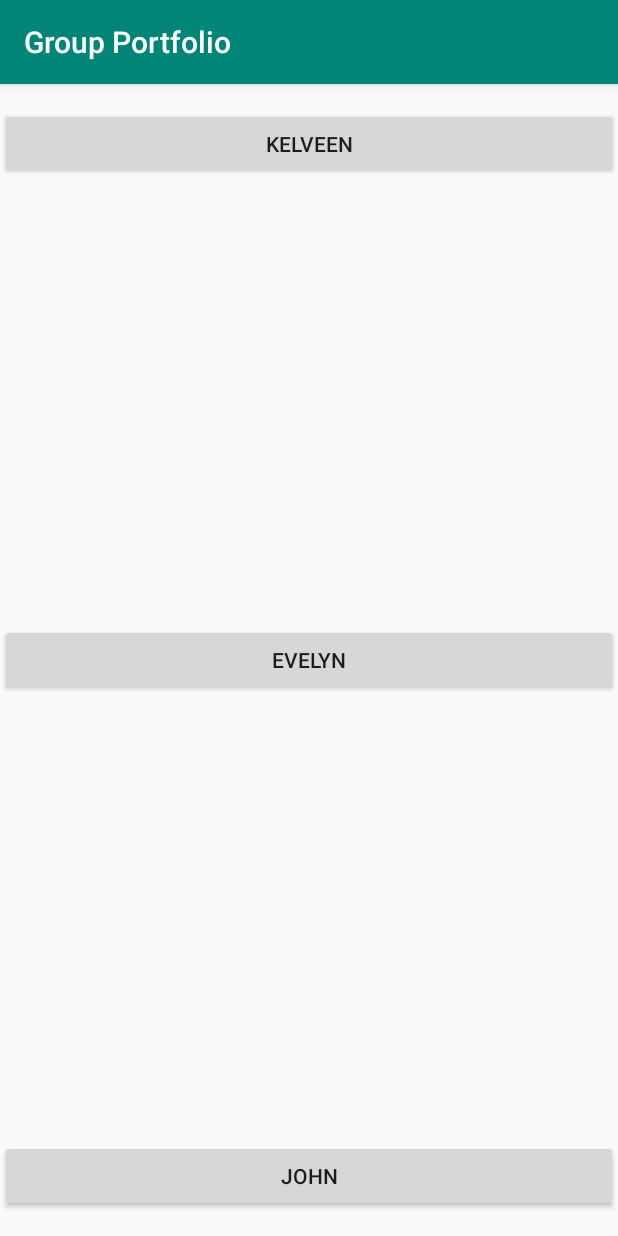
After one commit to kelveenfabian/Group_portfolio, an Android app: the ChoosePerson screen opened directly, with no data from a screen before it, on a phone screen of 412 x 824 dp. The commit adds this screen. Run offline under Robolectric (Android 15) with nearby library versions, the phone set to English and light mode, and no system bars.

Commit message:
added placehold buttons/ strings are in xml

```diff
--- a/app/src/main/AndroidManifest.xml
+++ b/app/src/main/AndroidManifest.xml
@@ -16,7 +16,8 @@
                 <category android:name="android.intent.category.LAUNCHER" />
             </intent-filter>
         </activity>
-        <activity android:name=".JohnActivity"></activity>
+        <activity android:name=".JohnActivity" />
+        <activity android:name=".ChoosePerson"></activity>
     </application>
 
 </manifest>
--- /dev/null
+++ b/app/src/main/java/org/pursuit/Group_portfolio_HW_TEAM_THE_TRIPLE_THREAT/ChoosePerson.java
@@ -0,0 +1,13 @@
+package org.pursuit.Group_portfolio_HW_TEAM_THE_TRIPLE_THREAT;
+
+import android.support.v7.app.AppCompatActivity;
+import android.os.Bundle;
+
+public class ChoosePerson extends AppCompatActivity {
+
+    @Override
+    protected void onCreate(Bundle savedInstanceState) {
+        super.onCreate(savedInstanceState);
+        setContentView(R.layout.activity_choose_person);
+    }
+}
--- /dev/null
+++ b/app/src/main/res/layout/activity_choose_person.xml
@@ -0,0 +1,37 @@
+<?xml version="1.0" encoding="utf-8"?>
+<android.support.constraint.ConstraintLayout xmlns:android="http://schemas.android.com/apk/res/android"
+    xmlns:app="http://schemas.android.com/apk/res-auto"
+    xmlns:tools="http://schemas.android.com/tools"
+    android:layout_width="match_parent"
+    android:layout_height="match_parent"
+    tools:context=".ChoosePerson">
+
+    <Button
+        android:id="@+id/btn_kelveen"
+        android:layout_width="match_parent"
+        android:layout_height="wrap_content"
+        android:layout_marginTop="16dp"
+        android:text="@string/name_kelveen"
+        app:layout_constraintStart_toStartOf="parent"
+        app:layout_constraintTop_toTopOf="parent" />
+
+    <Button
+        android:id="@+id/btn_Evelyn"
+        android:layout_width="match_parent"
+        android:layout_height="wrap_content"
+        android:layout_marginTop="8dp"
+        android:layout_marginBottom="8dp"
+        android:text="@string/name_evelyn"
+        app:layout_constraintBottom_toTopOf="@+id/btn_john"
+        app:layout_constraintStart_toStartOf="parent"
+        app:layout_constraintTop_toBottomOf="@+id/btn_kelveen" />
+
+    <Button
+        android:id="@+id/btn_john"
+        android:layout_width="match_parent"
+        android:layout_height="wrap_content"
+        android:layout_marginBottom="16dp"
+        android:text="@string/name_john"
+        app:layout_constraintBottom_toBottomOf="parent"
+        app:layout_constraintStart_toStartOf="parent" />
+</android.support.constraint.ConstraintLayout>
--- a/app/src/main/res/values/strings.xml
+++ b/app/src/main/res/values/strings.xml
@@ -1,4 +1,7 @@
 <resources>
     <string name="app_name">Group Portfolio</string>
     <string name="john_bio">THIS IS PLACEHOLDER TEXT</string>
+    <string name="name_john">John</string>
+    <string name="name_kelveen">Kelveen</string>
+    <string name="name_evelyn">Evelyn</string>
 </resources>
```
